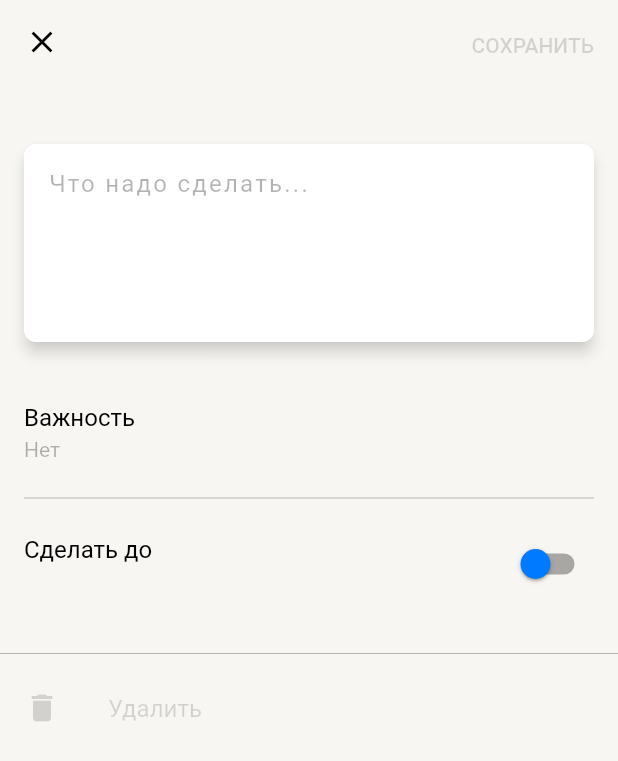
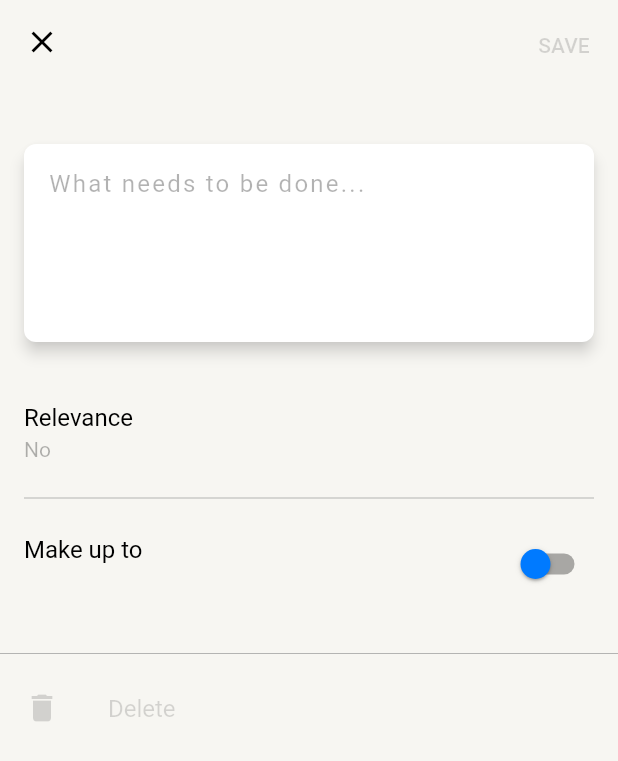
Before and after one commit to pokenem/ToDoList, a Flutter app: the screen it shows after launch, after a tap on the "add" icon, on a phone screen of 412 x 824 dp. Shown: the top 761 px of the screen. Run offline on Flutter 3.47's test engine with Material 2 defaults, Android fonts, the phone set to English and light mode, and no system bars; our stand-ins replace logger; network calls fail.

Commit message:
Добавлена локализация

```diff
--- a/lib/my_list.dart
+++ b/lib/data/my_list.dart
@@ -1,4 +1,4 @@
-import 'package:tdlist/tile_data.dart';
+import 'package:tdlist/data/tile_data.dart';
 import 'package:uuid/uuid.dart';
 
 String nextID() {
--- /dev/null
+++ b/lib/l10n/s.dart
@@ -0,0 +1,54 @@
+import 'dart:convert';
+
+import 'package:flutter/services.dart';
+import 'package:flutter/widgets.dart';
+import 'package:flutter_localizations/flutter_localizations.dart';
+
+class S {
+  static const supportedLocales = [Locale('en'), Locale('ru')];
+  static const _delegate = CustomLocalizationsDelegate();
+  static const localizationsDelegates = [
+    GlobalMaterialLocalizations.delegate,
+    GlobalWidgetsLocalizations.delegate,
+    GlobalCupertinoLocalizations.delegate,
+    _delegate,
+  ];
+
+  static S of(BuildContext context) {
+    return Localizations.of<S>(context, S)!;
+  }
+
+  final Locale locale;
+  final Map<String, String> translations;
+
+  S._(this.locale, this.translations);
+
+  String get(String key) {
+    final string = translations[key];
+    if (string == null) {
+      // ignore: avoid_print
+      print('Translation missing: $key');
+    }
+    return string ?? 'unknown';
+  }
+}
+
+class CustomLocalizationsDelegate extends LocalizationsDelegate<S> {
+  const CustomLocalizationsDelegate();
+
+  @override
+  bool isSupported(Locale locale) => S.supportedLocales
+      .map((e) => e.languageCode)
+      .contains(locale.languageCode);
+
+  @override
+  Future<S> load(Locale locale) async {
+    final content =
+    await rootBundle.loadString('lib/l10n/${locale.languageCode}.json');
+    final map = jsonDecode(content) as Map<String, dynamic>;
+    return S._(locale, map.map((key, value) => MapEntry(key, value as String)));
+  }
+
+  @override
+  bool shouldReload(CustomLocalizationsDelegate old) => false;
+}
--- a/lib/main.dart
+++ b/lib/main.dart
@@ -1,9 +1,10 @@
 import 'package:flutter/material.dart';
 import 'package:tdlist/navigate/routes.dart';
-import 'package:tdlist/persistence_manager.dart';
-import 'package:tdlist/tile_data.dart';
+import 'package:tdlist/persistence/persistence_manager.dart';
+import 'package:tdlist/l10n/s.dart';
+import 'package:tdlist/data/tile_data.dart';
 
-import 'my_list.dart';
+import 'data/my_list.dart';
 import 'theme/app_theme.dart';
 import 'navigate/navigation.dart';
 
@@ -17,6 +18,8 @@ void main() {
     }
     runApp(
       MaterialApp(
+        localizationsDelegates: S.localizationsDelegates,
+        supportedLocales: S.supportedLocales,
         theme: AppTheme.lightTheme,
         routes: RoutesBuilder.routes,
         navigatorKey: NavigationManager.instance.key,
--- a/lib/network_methods.dart
+++ b/lib/network/network_methods.dart
@@ -1,7 +1,7 @@
 import 'dart:convert';
 
-import 'package:tdlist/persistence_manager.dart';
-import 'package:tdlist/tile_data.dart';
+import 'package:tdlist/persistence/persistence_manager.dart';
+import 'package:tdlist/data/tile_data.dart';
 
 delTileNetwork(String? id) {
   networkManager.deleteData(id!);
--- a/lib/page/add_page.dart
+++ b/lib/page/add_page.dart
@@ -1,11 +1,12 @@
 import 'package:flutter/material.dart';
-import 'package:tdlist/network_methods.dart';
-import 'package:tdlist/persistence_methods.dart';
+import 'package:tdlist/network/network_methods.dart';
+import 'package:tdlist/persistence/persistence_methods.dart';
 
+import '../l10n/s.dart';
 import '../theme/app_color.dart';
-import '../tile_data.dart';
+import '../data/tile_data.dart';
 import 'home_page.dart';
-import '../my_list.dart';
+import '../data/my_list.dart';
 import '../navigate/navigation.dart';
 
 class AddPage extends StatefulWidget {
@@ -57,10 +58,66 @@ class _AddPageState extends State<AddPage> {
       isSave = true;
     }
   }
+  changeTask()
+  {
+    tasks[index!].changedAt = DateTime.now();
+    tasks[index!].note = note;
+
+    tasks[index!].relevance = editRelevance;
+    if (light!) {
+      tasks[index!].date = date;
+    } else {
+      tasks[index!].date = null;
+    }
+    changeTileNetwork(tasks[index!]);
+    changePersistence();
+  }
+  addTask()
+  {
+    tasks.add(TileData(
+      note: note,
+      relevance: editRelevance,
+      date: date,
+      isDone: false,
+      id: nextID(),
+      changedAt: DateTime.now(),
+      createdAt: DateTime.now(),
+      color: "#FFFFFF",
+      lastUpdatedBy: "1",
+    ));
+    addNewTileNetwork(tasks[index!]);
+    changePersistence();
+  }
+  onChangedTextField()
+  {
+    setState(() {
+      note = _controller!.text;
+      if (note != '') {
+        isSave = true;
+      } else {
+        isSave = false;
+      }
+    });
+  }
+  onChangedRelevance(int newValue)
+  {
+    logger.i('User changed relevance in tile with index $index');
+    setState(() {
+      editRelevance = newValue;
+    });
+  }
+  onTapDeleteButton()
+  {
+    logger.i('Pressed tile ${S.of(context).get('delete')} in AddPage');
+    delTileNetwork(tasks[index!].id);
+    tasks.removeAt(index!);
+    changePersistence();
+    NavigationManager.instance.pop();
+  }
 
   @override
   Widget build(BuildContext context) {
-    List<String> relevance = ['Нет', 'Низкий', '‼ Высокий'];
+    List<String> relevance = [S.of(context).get('no'), S.of(context).get('low'), '‼ ${S.of(context).get('high')}'];
     return Scaffold(
       backgroundColor: Theme.of(context).colorScheme.primary,
       body: CustomScrollView(
@@ -81,33 +138,11 @@ class _AddPageState extends State<AddPage> {
               TextButton(
                 onPressed: isSave!
                     ? () {
-                        logger.i('Pressed text button СОХРАНИТЬ in AddPage');
+                        logger.i('Pressed text button ${S.of(context).get('save')} in AddPage');
                         if (delEnable!) {
-                          tasks[index!].changedAt = DateTime.now();
-                          tasks[index!].note = note;
-
-                          tasks[index!].relevance = editRelevance;
-                          if (light!) {
-                            tasks[index!].date = date;
-                          } else {
-                            tasks[index!].date = null;
-                          }
-                          changeTileNetwork(tasks[index!]);
-                          changePersistence();
+                         changeTask();
                         } else {
-                          tasks.add(TileData(
-                            note: note,
-                            relevance: editRelevance,
-                            date: date,
-                            isDone: false,
-                            id: nextID(),
-                            changedAt: DateTime.now(),
-                            createdAt: DateTime.now(),
-                            color: "#FFFFFF",
-                            lastUpdatedBy: "1",
-                          ));
-                          addNewTileNetwork(tasks[index!]);
-                          changePersistence();
+                          addTask();
                         }
                         NavigationManager.instance.pop();
                       }
@@ -117,7 +152,7 @@ class _AddPageState extends State<AddPage> {
                     right: 8,
                   ),
                   child: Text(
-                    'СОХРАНИТЬ',
+                    S.of(context).get('save'),
                     style: isSave! ? Theme.of(context).textTheme.displayMedium : Theme.of(context).textTheme.bodyLarge,
                   ),
                 ),
@@ -143,14 +178,7 @@ class _AddPageState extends State<AddPage> {
                       borderRadius: BorderRadius.circular(8.0),
                       child: TextField(
                         onChanged: (value) {
-                          setState(() {
-                            note = _controller!.text;
-                            if (note != '') {
-                              isSave = true;
-                            } else {
-                              isSave = false;
-                            }
-                          });
+                          onChangedTextField();
                         },
                         minLines: 5,
                         maxLines: null,
@@ -159,7 +187,7 @@ class _AddPageState extends State<AddPage> {
                         decoration: InputDecoration(
                             contentPadding: const EdgeInsets.all(16),
                             border: InputBorder.none,
-                            hintText: 'Что надо сделать...',
+                            hintText: S.of(context).get('whatToDo'),
                             hintStyle: Theme.of(context).textTheme.labelSmall,
                             filled: true,
                             fillColor: Theme.of(context).colorScheme.onPrimary),
@@ -178,7 +206,7 @@ class _AddPageState extends State<AddPage> {
                     children: [
                       ListTile(
                         title: Text(
-                          'Важность',
+                          S.of(context).get('relevance'),
                           style: Theme.of(context).textTheme.bodyMedium,
                         ),
                         contentPadding: const EdgeInsets.all(0),
@@ -188,10 +216,7 @@ class _AddPageState extends State<AddPage> {
                             value: editRelevance,
                             iconSize: 0,
                             onChanged: (int? newValue) {
-                              logger.i('User changed relevance in tile with index $index');
-                              setState(() {
-                                editRelevance = newValue!;
-                              });
+                              onChangedRelevance(newValue!);
                             },
                             items: [
                               DropdownMenuItem<int>(
@@ -240,7 +265,7 @@ class _AddPageState extends State<AddPage> {
                           inactiveThumbColor: AppColor.clBlue,
                           contentPadding: EdgeInsets.zero,
                           title: Text(
-                            'Сделать до',
+                            S.of(context).get('doBefore'),
                             style: Theme.of(context).textTheme.bodyMedium,
                           ),
                           subtitle: light!
@@ -296,11 +321,7 @@ class _AddPageState extends State<AddPage> {
                   child: ListTile(
                     onTap: delEnable!
                         ? () {
-                            logger.i('Pressed tile Удалить in AddPage');
-                            delTileNetwork(tasks[index!].id);
-                            tasks.removeAt(index!);
-                            changePersistence();
-                            NavigationManager.instance.pop();
+                            onTapDeleteButton();
                           }
                         : null,
                     contentPadding: const EdgeInsets.all(0),
@@ -309,7 +330,7 @@ class _AddPageState extends State<AddPage> {
                       color: delEnable! ? AppColor.clRed : AppColor.labelDisable,
                     ),
                     title: Text(
-                      'Удалить',
+                      S.of(context).get('delete'),
                       style: delEnable! ? Theme.of(context).textTheme.headlineMedium : Theme.of(context).textTheme.displayLarge,
                     ),
                   ),
--- a/lib/page/home_page.dart
+++ b/lib/page/home_page.dart
@@ -1,9 +1,10 @@
 import 'package:flutter/material.dart';
 
+import '../l10n/s.dart';
 import '../theme/app_color.dart';
 import '../widget/my_sliverBar.dart';
 import '../widget/my_tile.dart';
-import '../my_list.dart';
+import '../data/my_list.dart';
 import '../navigate/navigation.dart';
 import 'package:logger/logger.dart';
 
@@ -27,6 +28,13 @@ class _MyHomePageState extends State<MyHomePage> {
       isVis = newValue;
     });
   }
+  onPressedFloatingActionButton()
+  {
+    logger.i('Pressed FloatingActionButton in MyHomePage');
+    NavigationManager.instance.openAdd(tasks.length).then((_) {
+      setState(() {});
+    });
+  }
 
   @override
   Widget build(BuildContext context) {
@@ -39,10 +47,7 @@ class _MyHomePageState extends State<MyHomePage> {
           color: AppColor.clWhite,
         ),
         onPressed: () {
-          logger.i('Pressed FloatingActionButton in MyHomePage');
-          NavigationManager.instance.openAdd(tasks.length).then((_) {
-            setState(() {});
-          });
+          onPressedFloatingActionButton();
         },
       ),
       backgroundColor: Theme.of(context).colorScheme.primary,
@@ -120,18 +125,19 @@ class _MyHomePageState extends State<MyHomePage> {
             ),
       tileColor: Theme.of(context).colorScheme.onPrimary,
       onTap: () {
-        logger.i('Pressed tile Новое in MyHomePage');
+        logger.i('Pressed tile ${S.of(context).get('new')} in MyHomePage');
         currentIndex = index;
         NavigationManager.instance.openAdd(currentIndex).then((_) {
           setState(() {});
         });
       },
-      title: const Padding(
+      title: Padding(
+        // ignore: prefer_const_constructors
         padding: EdgeInsets.only(
           left: 36,
         ),
         child: Text(
-          'Новое',
+          S.of(context).get('new'),
         ),
       ),
     );
--- a/lib/persistence_manager.dart
+++ b/lib/persistence/persistence_manager.dart
@@ -2,10 +2,10 @@ import 'dart:convert';
 import 'dart:io';
 
 import 'package:path_provider/path_provider.dart';
-import 'package:tdlist/network_methods.dart';
+import 'package:tdlist/network/network_methods.dart';
 import 'package:tdlist/page/home_page.dart';
 
-import 'network_manager.dart';
+import '../network/network_manager.dart';
 
 var networkManager = NetworkManager();
 
--- a/lib/persistence_methods.dart
+++ b/lib/persistence/persistence_methods.dart
@@ -1,6 +1,6 @@
 import 'package:tdlist/main.dart';
 
-import 'my_list.dart';
+import '../data/my_list.dart';
 
 changePersistence() {
   persistenceManager.patchDataPersistence(tasks);
--- a/lib/widget/my_sliverBar.dart
+++ b/lib/widget/my_sliverBar.dart
@@ -1,7 +1,9 @@
 import 'package:flutter/material.dart';
+import '../l10n/s.dart';
 import '../theme/app_color.dart';
 import '../page/home_page.dart';
-import '../my_list.dart';
+import '../data/my_list.dart';
+
 
 class MySliverAppBar extends StatelessWidget {
   final bool isVis;
@@ -66,7 +68,7 @@ class CustomSliverAppBarDelegate extends SliverPersistentHeaderDelegate {
                 bottom: 44 - (44 * shrinkOffset / 106) >= 16 ? 44 - (44 * shrinkOffset / 106) : 16,
               ),
               child: Text(
-                'Мои дела',
+                S.of(context).get('myTasks'),
                 style: TextStyle(
                   fontSize: 32 - 12 * ((shrinkOffset / 106).clamp(0, 1)),
                   height: 1.6 - 0.4125 * ((shrinkOffset / 106).clamp(0, 1)),
@@ -83,7 +85,7 @@ class CustomSliverAppBarDelegate extends SliverPersistentHeaderDelegate {
               child: Opacity(
                 opacity: (1 - (shrinkOffset / 26)).clamp(0, 1),
                 child: Text(
-                  'Выполнено — ${howMuch()}',
+                  '${S.of(context).get('done')} — ${howMuch()}',
                   style: const TextStyle(
                     fontSize: 16,
                     height: 1.25,
--- a/pubspec.yaml
+++ b/pubspec.yaml
@@ -37,6 +37,8 @@ dependencies:
 
   flutter:
     sdk: flutter
+  flutter_localizations:
+    sdk: flutter
 
 
   # The following adds the Cupertino Icons font to your application.
@@ -66,6 +68,8 @@ flutter:
   # included with your application, so that you can use the icons in
   # the material Icons class.
   uses-material-design: true
+  assets:
+    - lib/l10n/
 
   # To add assets to your application, add an assets section, like this:
   # assets:
```
Also changed, not shown: lib/l10n/en.json (added, +13 -0 lines), lib/l10n/ru.json (added, +13 -0 lines), lib/widget/my_tile.dart (+36 -21 lines), lib/data/tile_data.dart (renamed from lib/tile_data.dart), lib/network/network_manager.dart (renamed from lib/network_manager.dart), pubspec.lock.
